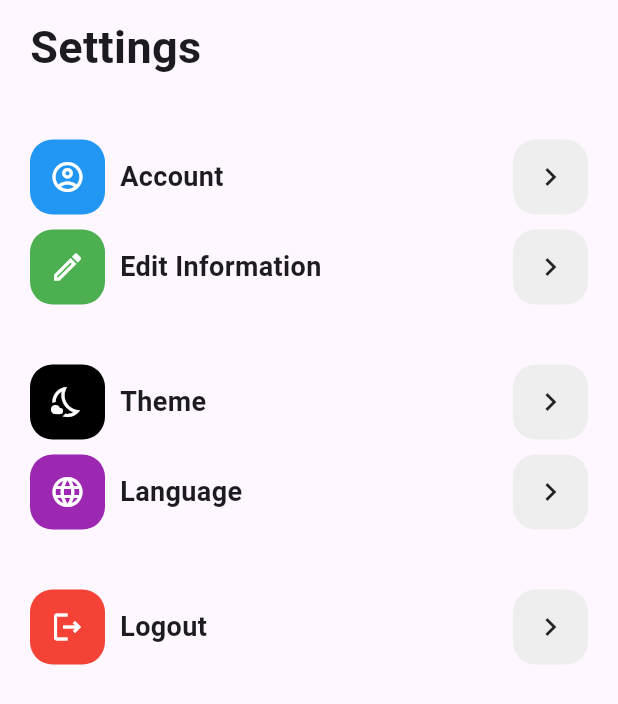
After one commit to melekbadreddine/wellbeing-guide, a Flutter app: the SettingsScreen screen opened directly, on a phone screen of 412 x 824 dp. The commit adds this screen. Shown: the top 704 px of the screen. Run offline on Flutter 3.47's test engine with Material 3 defaults, Android fonts, the phone set to English and light mode, and no system bars; our stand-ins replace cloud_firestore, firebase_auth, firebase_core, flutter_screenutil, shared_preferences; missing offline and left inert: kommunicate_flutter; accounts and stored records are empty.

Commit message:
Settings Screen

```diff
--- a/lib/screens/registration.dart
+++ b/lib/screens/registration.dart
@@ -1,4 +1,4 @@
-import 'package:CareCompanion/screens/forgot.dart';
+import 'package:CareCompanion/screens/reset_password.dart';
 import 'package:CareCompanion/screens/home_page.dart';
 import 'package:CareCompanion/screens/signup.dart';
 import 'package:cloud_firestore/cloud_firestore.dart';
--- /dev/null
+++ b/lib/screens/settings.dart
@@ -0,0 +1,74 @@
+import 'package:flutter/material.dart';
+import 'package:CareCompanion/widgets/settings_tile.dart';
+
+class SettingsScreen extends StatefulWidget {
+  const SettingsScreen({Key? key}) : super(key: key);
+
+  @override
+  State<SettingsScreen> createState() => _SettingsScreenState();
+}
+
+class _SettingsScreenState extends State<SettingsScreen> {
+  @override
+  Widget build(BuildContext context) {
+    return Scaffold(
+      body: SafeArea(
+        child: Padding(
+          padding: const EdgeInsets.symmetric(horizontal: 20, vertical: 10),
+          child: Column(
+            crossAxisAlignment: CrossAxisAlignment.start,
+            children: [
+              const Text(
+                "Settings",
+                style: TextStyle(fontSize: 30, fontWeight: FontWeight.bold),
+              ),
+              const SizedBox(height: 40),
+              SettingsTile(
+                color: Colors.blue,
+                icon: Icons.account_circle_outlined,
+                title: "Account",
+                onTap: () {},
+              ),
+              const SizedBox(
+                height: 10,
+              ),
+              SettingsTile(
+                color: Colors.green,
+                icon: Icons.edit_outlined,
+                title: "Edit Information",
+                onTap: () {},
+              ),
+              const SizedBox(
+                height: 40,
+              ),
+              SettingsTile(
+                color: Colors.black,
+                icon: Icons.nights_stay_outlined,
+                title: "Theme",
+                onTap: () {},
+              ),
+              const SizedBox(
+                height: 10,
+              ),
+              SettingsTile(
+                color: Colors.purple,
+                icon: Icons.language_outlined,
+                title: "Language",
+                onTap: () {},
+              ),
+              const SizedBox(
+                height: 40,
+              ),
+              SettingsTile(
+                color: Colors.red,
+                icon: Icons.logout_outlined,
+                title: "Logout",
+                onTap: () {},
+              ),
+            ],
+          ),
+        ),
+      ),
+    );
+  }
+}
--- /dev/null
+++ b/lib/widgets/settings_tile.dart
@@ -0,0 +1,68 @@
+import 'package:flutter/material.dart';
+
+class SettingsTile extends StatelessWidget {
+  final Color color;
+  final IconData icon;
+  final String title;
+  final VoidCallback onTap;
+  final double iconSize;
+  final double titleFontSize;
+
+  const SettingsTile({
+    Key? key,
+    required this.color,
+    required this.icon,
+    required this.title,
+    required this.onTap,
+    this.iconSize = 24.0,
+    this.titleFontSize = 18.0,
+  }) : super(key: key);
+
+  @override
+  Widget build(BuildContext context) {
+    return Row(
+      children: [
+        Container(
+          width: 50,
+          height: 50,
+          decoration: BoxDecoration(
+            borderRadius: BorderRadius.circular(15),
+            color: color,
+          ),
+          child: Icon(
+            icon,
+            color: Colors.white,
+            size: iconSize,
+          ),
+        ),
+        const SizedBox(width: 10),
+        Column(
+          crossAxisAlignment: CrossAxisAlignment.start,
+          children: [
+            Text(
+              title,
+              style: TextStyle(
+                fontSize: titleFontSize,
+                fontWeight: FontWeight.bold,
+              ),
+            ),
+            // Add subtitle or additional information here if needed
+          ],
+        ),
+        const Spacer(),
+        InkWell(
+          onTap: onTap,
+          child: Container(
+            width: 50,
+            height: 50,
+            decoration: BoxDecoration(
+              color: Colors.grey.shade200,
+              borderRadius: BorderRadius.circular(15),
+            ),
+child: const Icon(Icons.chevron_right),
+          ),
+        )
+      ],
+    );
+  }
+}
```
Also changed, not shown: lib/screens/more.dart (line endings or trailing spaces), lib/screens/reset_password.dart (renamed from lib/screens/forgot.dart).
